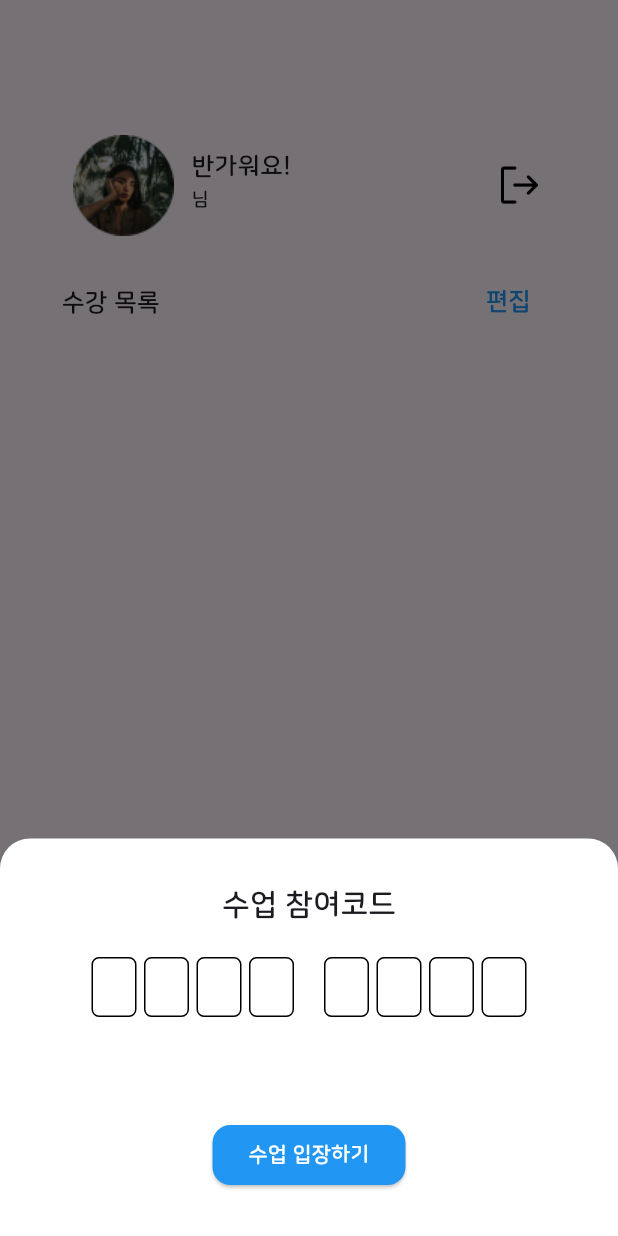
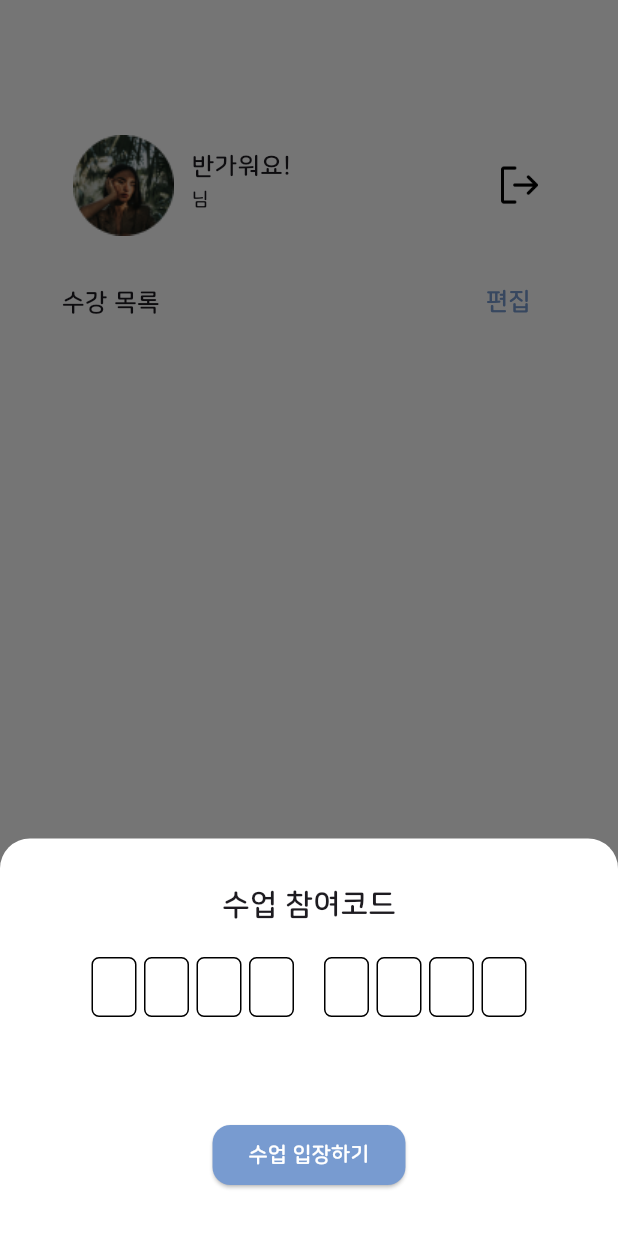
Before and after one commit to ksw1912/Class_Interaction_Application, a Flutter app: the ClassEnterPage screen opened directly, after a tap on "번호로 입장하기", on a phone screen of 412 x 824 dp. Run offline on Flutter 3.47's test engine with Material 3 defaults, Android fonts, the phone set to English and light mode, and no system bars; our stand-ins replace device_preview, email_validator, flutter_secure_storage, qr_flutter, syncfusion_flutter_charts; missing offline and left inert: qr_code_scanner, stomp_dart_client; accounts and stored records are empty.

Commit message:
UI 수정

```diff
--- a/lib/classroom/instructor/AddClassDialog.dart
+++ b/lib/classroom/instructor/AddClassDialog.dart
@@ -99,7 +99,7 @@ class _AddClassDialogState extends State<AddClassDialog> {
                           height: screenHeight * 0.07,
                           child: TextField(
                             decoration: InputDecoration(
-                              fillColor: Color.fromARGB(255, 214, 214, 214),
+                              fillColor: Color(0xfff7f8fc),
                               filled: true,
                               enabledBorder: OutlineInputBorder(
                                 borderRadius: BorderRadius.circular(10),
@@ -174,7 +174,7 @@ class _AddClassDialogState extends State<AddClassDialog> {
                                       },
                                       decoration: InputDecoration(
                                         fillColor:
-                                            Color.fromARGB(255, 214, 214, 214),
+                                            Color(0xfff7f8fc),
                                         filled: true,
                                         enabledBorder: OutlineInputBorder(
                                           borderRadius:
--- a/lib/classroom/instructor/classCreatePage.dart
+++ b/lib/classroom/instructor/classCreatePage.dart
@@ -302,7 +302,7 @@ class _MyWidgetState extends State<ClassCreatePage> {
                                                 .pop(); // 모달 닫기
                                           },
                                           style: ElevatedButton.styleFrom(
-                                            backgroundColor: Color(0xff848c99),
+                                            backgroundColor: Color(0xfff7f8fc),
                                             shape: RoundedRectangleBorder(
                                               borderRadius:
                                                   BorderRadius.circular(8),
@@ -311,7 +311,7 @@ class _MyWidgetState extends State<ClassCreatePage> {
                                           child: Text('취소',
                                               style: TextStyle(
                                                   fontFamily: "NanumEB",
-                                                  color: Colors.white)),
+                                                  color: Color(0xff789bd0))),
                                         ),
                                       ),
                                       SizedBox(width: 10), // 버튼 사이 간격
@@ -333,7 +333,7 @@ class _MyWidgetState extends State<ClassCreatePage> {
                                             );
                                           },
                                           style: ElevatedButton.styleFrom(
-                                            backgroundColor: Color(0xfff9a3b6),
+                                            backgroundColor: Color(0xff789bd0),
                                             shape: RoundedRectangleBorder(
                                               borderRadius:
                                                   BorderRadius.circular(8),
--- a/lib/classroom/student/classEnterPage.dart
+++ b/lib/classroom/student/classEnterPage.dart
@@ -238,14 +238,14 @@ class _ClassEnterPageState extends State<ClassEnterPage> {
                   ),
                   Positioned(
                     left: screenWidth * 0.1,
-                    bottom: screenHeight * 0.1 + 50,
+                    bottom: screenHeight * 0.1 + 60,
                     child: SizedBox(
                       width: screenWidth * 0.8,
                       height: 50,
                       child: ElevatedButton(
                         style: ElevatedButton.styleFrom(
-                          backgroundColor: Color.fromARGB(255, 237, 241, 0),
-                          surfaceTintColor: Color.fromARGB(192, 5, 165, 0),
+                          backgroundColor: Color(0xfffbaf01),
+                          surfaceTintColor: Color(0xfffbaf01),
                           foregroundColor: Colors.white,
                           shape: RoundedRectangleBorder(
                             borderRadius: BorderRadius.circular(12),
@@ -284,8 +284,8 @@ class _ClassEnterPageState extends State<ClassEnterPage> {
                       height: 50,
                       child: ElevatedButton(
                         style: ElevatedButton.styleFrom(
-                          backgroundColor: Color.fromARGB(192, 5, 165, 0),
-                          surfaceTintColor: Color.fromARGB(192, 5, 165, 0),
+                          backgroundColor: Color(0xff789bd0),
+                          surfaceTintColor: Color(0xff789bd0),
                           foregroundColor: Colors.white,
                           shape: RoundedRectangleBorder(
                             borderRadius: BorderRadius.circular(12),
@@ -402,7 +402,7 @@ class _ClassEnterPageState extends State<ClassEnterPage> {
                                           SizedBox(height: 10),
                                           ElevatedButton(
                                             style: ElevatedButton.styleFrom(
-                                              backgroundColor: Colors.blue,
+                                              backgroundColor: Color(0xff789bd0),
                                               foregroundColor: Colors.white,
                                               shape: RoundedRectangleBorder(
                                                 borderRadius:
@@ -470,7 +470,7 @@ class _ClassEnterPageState extends State<ClassEnterPage> {
                         isEditing ? '확인' : '편집',
                         style: TextStyle(
                           fontSize: screenWidth * 0.04,
-                          color: Colors.blue,
+                          color: Color(0xff789bd0),
                         ),
                       ),
                     ),
@@ -516,13 +516,18 @@ class _ClassEnterPageState extends State<ClassEnterPage> {
                                                 .pop(); // 모달 닫기
                                           },
                                           style: ElevatedButton.styleFrom(
-                                            backgroundColor: Colors.grey,
+                                            backgroundColor: Color(0xfff7f8fc),
                                             shape: RoundedRectangleBorder(
                                               borderRadius:
                                                   BorderRadius.circular(8),
                                             ),
                                           ),
-                                          child: Text('취소'),
+                                          child: Text('취소',
+                                            style: TextStyle(
+                                              color: Color(0xff789bd0),
+
+                                            ),
+                                          ),
                                         ),
                                       ),
                                       SizedBox(width: 10), // 버튼 사이 간격
@@ -541,13 +546,17 @@ class _ClassEnterPageState extends State<ClassEnterPage> {
                                             );
                                           },
                                           style: ElevatedButton.styleFrom(
-                                            backgroundColor: Colors.red,
+                                            backgroundColor: Color(0xff789bd0),
                                             shape: RoundedRectangleBorder(
                                               borderRadius:
                                                   BorderRadius.circular(8),
                                             ),
                                           ),
-                                          child: Text('로그아웃'),
+                                          child: Text('로그아웃',
+                                            style: TextStyle(
+                                              color: Colors.white,
+                                            ),
+                                          ),
                                         ),
                                       ),
                                     ],
--- a/lib/login/joinMember.dart
+++ b/lib/login/joinMember.dart
@@ -467,8 +467,8 @@ class _JoinmemberState extends State<Joinmember> {
                     ),
                     ElevatedButton(
                       style: ElevatedButton.styleFrom(
-                        backgroundColor: Color(0xff848C99),
-                        foregroundColor: Colors.white,
+                        backgroundColor: Color(0xffFFF5DB),
+                        foregroundColor: Color(0xfffbaf01),
                       ),
                       onPressed: details.onStepCancel,
                       child: Text('Cancel'),
--- a/pubspec.yaml
+++ b/pubspec.yaml
@@ -91,6 +91,7 @@ flutter:
   - assets/images/exit.png
   - assets/images/edit.png
   - assets/images/check.png
+  - assets/images/quiz.png
 
 
   # An image asset can refer to one or more resolution-specific "variants", see
```
Also changed, not shown: lib/classroom/instructor/EditClassDialog.dart (+7 -8 lines), lib/classroom/instructor/Quiz_class_dialog.dart (+4 -4 lines), lib/classroom/instructor/classRoomPage.dart (+9 -7 lines), lib/main/main.dart (+17 -6 lines), lib/main/startPage.dart (+4 -4 lines), assets/images/quiz.png (added).
